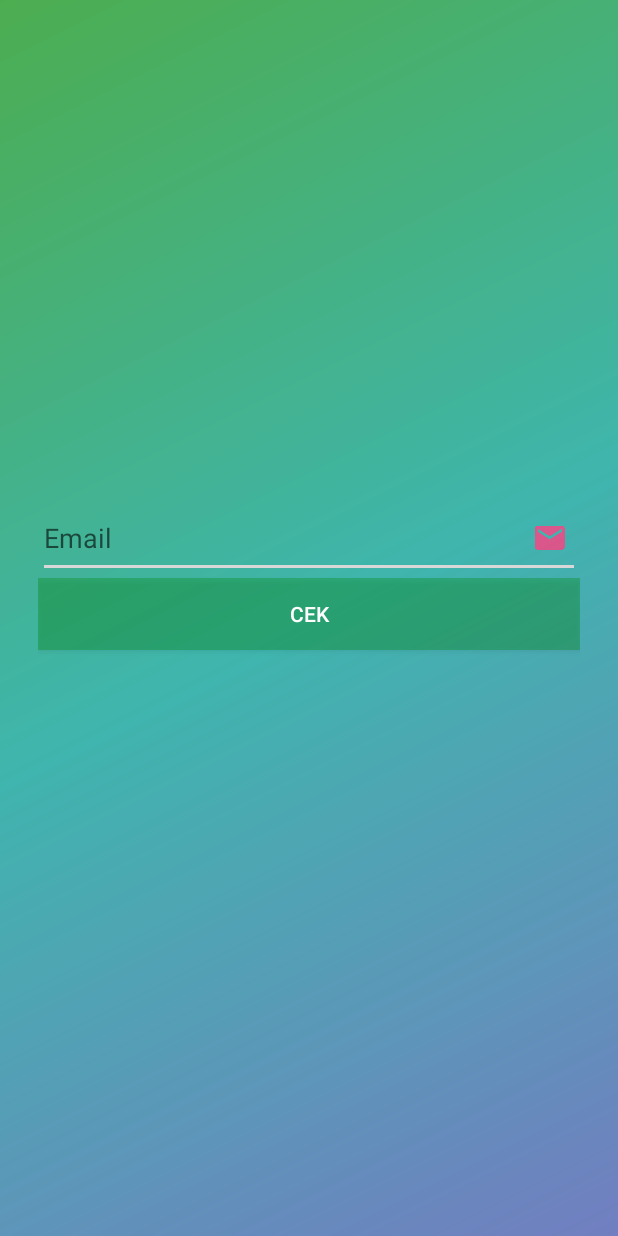
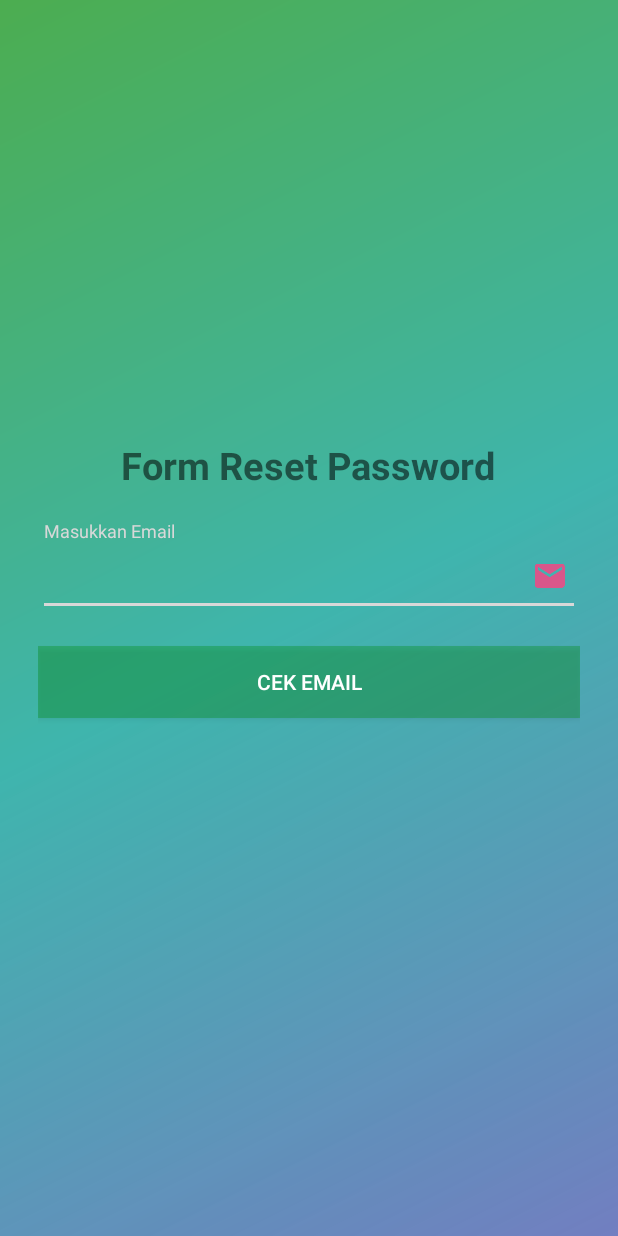
Before and after one commit to faidnawa/android-crud-login-register-faker, an Android app: the forgetpass screen opened directly, with no data from a screen before it, on a phone screen of 412 x 824 dp. Run offline under Robolectric (Android 15) with nearby library versions, the phone set to English and light mode, and no system bars; our stand-ins replace Volley.

Commit message:
modifikasi layout activity_forgetpass

```diff
--- a/app/src/main/res/layout/activity_forgetpass.xml
+++ b/app/src/main/res/layout/activity_forgetpass.xml
@@ -8,19 +8,35 @@
     android:padding="25dp"
     android:weightSum="1">
 
-    <EditText
-        android:id="@+id/emailfoegetpass"
+    <TextView
+        android:id="@+id/textView"
+        android:layout_width="wrap_content"
+        android:layout_height="wrap_content"
+        android:layout_gravity="center"
+        android:layout_marginTop="5dp"
+        android:text="Form Reset Password"
+        android:textSize="25sp"
+        android:textStyle="bold" />
+    <android.support.design.widget.TextInputLayout
+        android:layout_marginTop="20dp"
+        android:layout_marginBottom="20dp"
         android:layout_width="match_parent"
-        android:layout_height="wrap_content"
-        android:drawableRight="@drawable/ic_email"
-        android:hint="Email"
-        android:inputType="textEmailAddress" />
+        android:layout_height="wrap_content">
+        <EditText
+            android:id="@+id/emailfoegetpass"
+            android:layout_width="match_parent"
+            android:layout_height="wrap_content"
+            android:drawableRight="@drawable/ic_email"
+            android:hint="Masukkan Email"
+            android:inputType="textEmailAddress" />
+    </android.support.design.widget.TextInputLayout>
+
     <android.support.v7.widget.AppCompatButton
         android:id="@+id/cengpass"
         android:layout_width="match_parent"
         android:layout_height="wrap_content"
         android:background="#5a06911b"
-        android:text="cek"
+        android:text="Cek Email"
         android:textColor="@color/white"
         />
 
```
